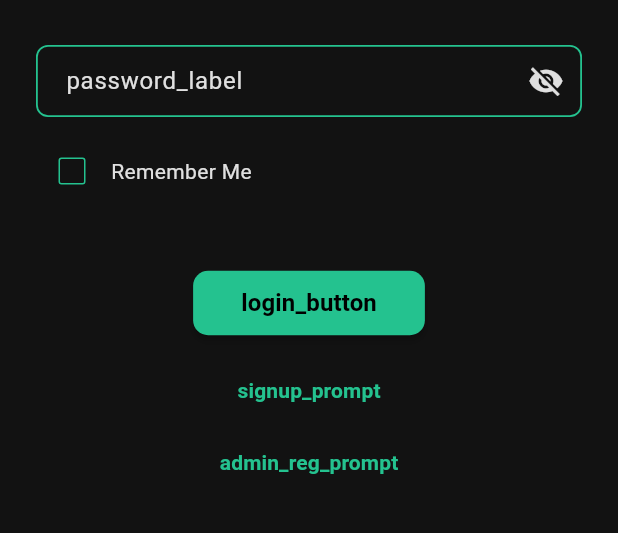
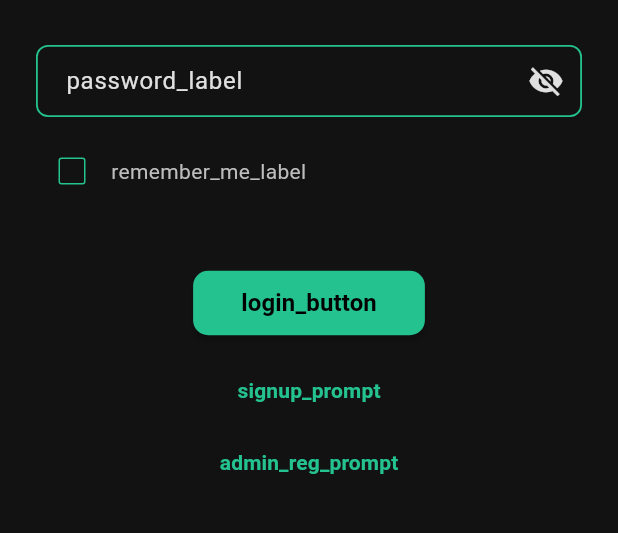
Before and after one commit to Ahmaddoolt/unicurve-app, a Flutter app: the LoginPage screen opened directly, on a phone screen of 412 x 824 dp, the part 567-1100 px from its top. Run offline on Flutter 3.47's test engine with Material 3 defaults, Android fonts, the phone set to English and light mode, and no system bars; our stand-ins replace flutter_riverpod, get, shared_preferences, supabase_flutter; missing offline and left inert: animated_tree_view; accounts and stored records are empty.

Commit message:
Add files via upload

```diff
--- a/lib/pages/auth/login/login_widgets/rember_checkbox.dart
+++ b/lib/pages/auth/login/login_widgets/rember_checkbox.dart
@@ -1,6 +1,6 @@
 import 'package:flutter/material.dart';
+import 'package:get/get.dart';
 import 'package:unicurve/core/utils/colors.dart';
-
 
 class RememberMeCheckbox extends StatelessWidget {
   final bool value;
@@ -19,14 +19,16 @@ class RememberMeCheckbox extends StatelessWidget {
         Checkbox(
           value: value,
           onChanged: onChanged,
-          activeColor: const Color.fromARGB(255, 0, 255, 174),        // Color of the checkmark
-          checkColor: Colors.black,              // Color of the check itself
-          side: const BorderSide(color: AppColors.primary), // Unchecked border
+          activeColor: const Color.fromARGB(255, 0, 255, 174),
+          checkColor: Colors.black,
+          side: const BorderSide(color: AppColors.primary),
         ),
         const SizedBox(width: 2),
-        const Text(
-          "Remember Me",
-          style: TextStyle(color: AppColors.darkTextPrimary), // Label color
+        Text(
+          'remember_me_label'.tr,
+          style: TextStyle(
+            color: Theme.of(context).textTheme.bodyMedium?.color,
+          ),
         ),
       ],
     );
```
